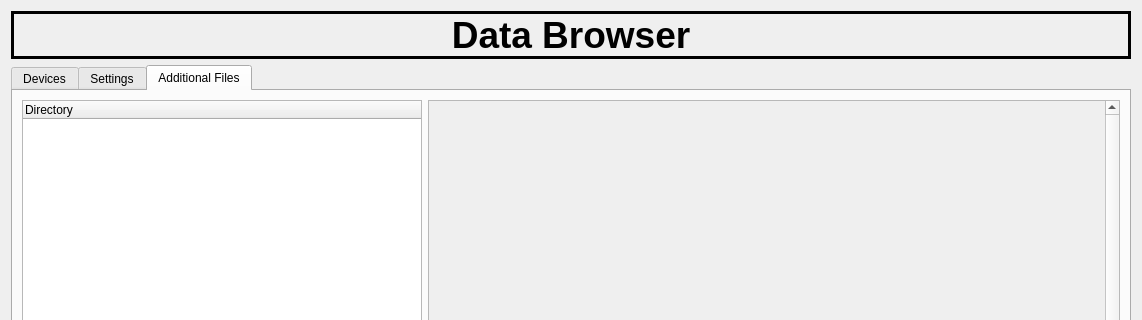
This is UniDAQ/QT_Designer_UI/Data_explorer.ui in Chilldose/COMET as Qt 5 draws it before an edit; both pictures show x 0 to 1142 and y 0 to 320 of the 1142 by 822 pixel window. The edited form follows.
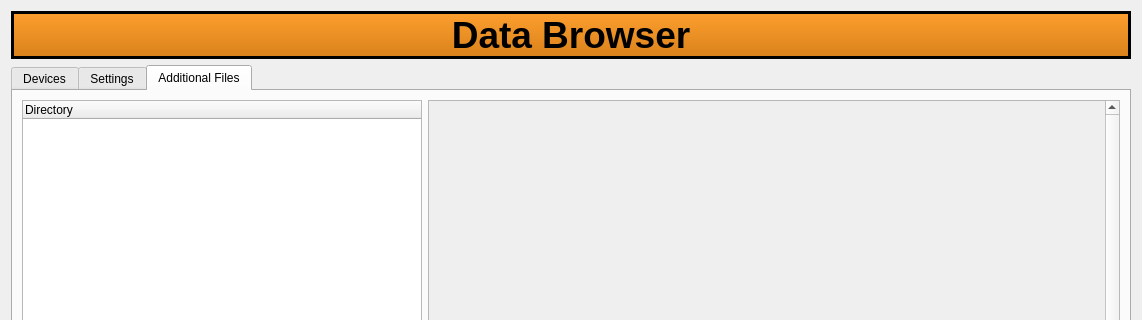
This is the edited form.

Commit message: pause widget for stripscans

Diff of the .ui file:
```diff
--- a/UniDAQ/QT_Designer_UI/Data_explorer.ui
+++ b/UniDAQ/QT_Designer_UI/Data_explorer.ui
@@ -24,6 +24,9 @@
        <strikeout>false</strikeout>
       </font>
      </property>
+     <property name="styleSheet">
+      <string notr="true">background-color: QLinearGradient( x1: 0, y1: 0, x2: 0, y2: 1, stop: 0 #ffa02f, stop: 1 #d7801a);</string>
+     </property>
      <property name="frameShape">
       <enum>QFrame::Panel</enum>
      </property>
```
The commit also changes 5 other files.
